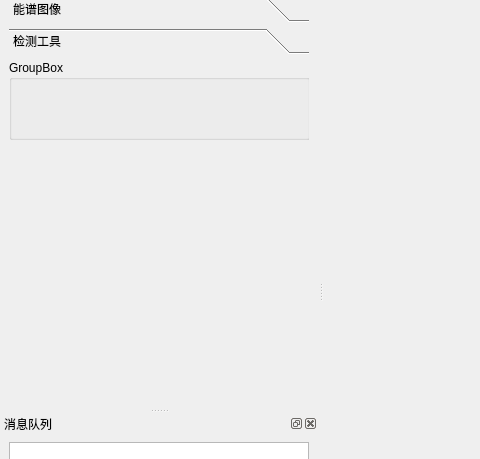
Qt form UI/UIsource/mainWindow.ui (jimbook/LUMIS_Bash) before a commit; both pictures show x 0 to 480 and y 87 to 546 of the 1002 by 754 pixel window.
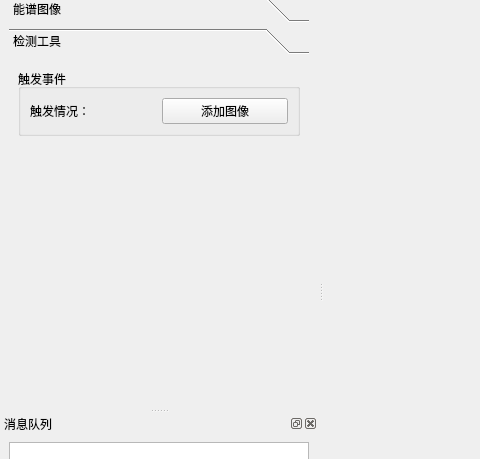
The same form after that commit. The open tabs and pages were chosen to show the change. Custom widgets are drawn as their Qt base class.

Commit message: alpha0.2,稳定版本，添加了基线测量和同步时钟指指令

What changed in the file:
```diff
--- a/UI/UIsource/mainWindow.ui
+++ b/UI/UIsource/mainWindow.ui
@@ -527,25 +527,54 @@
           <x>0</x>
           <y>0</y>
           <width>300</width>
-          <height>333</height>
+          <height>324</height>
          </rect>
         </property>
         <attribute name="label">
          <string>检测工具</string>
         </attribute>
-        <widget class="QGroupBox" name="groupBox_6">
-         <property name="geometry">
-          <rect>
-           <x>0</x>
-           <y>0</y>
-           <width>301</width>
-           <height>80</height>
-          </rect>
-         </property>
-         <property name="title">
-          <string>GroupBox</string>
-         </property>
-        </widget>
+        <layout class="QVBoxLayout" name="verticalLayout_9">
+         <item>
+          <widget class="QGroupBox" name="groupBox_6">
+           <property name="title">
+            <string>触发事件</string>
+           </property>
+           <layout class="QVBoxLayout" name="verticalLayout_8">
+            <item>
+             <layout class="QHBoxLayout" name="horizontalLayout_15">
+              <item>
+               <widget class="QLabel" name="label_9">
+                <property name="text">
+                 <string>触发情况：</string>
+                </property>
+               </widget>
+              </item>
+              <item>
+               <widget class="QPushButton" name="pushButton_triggerCondition_addPlot">
+                <property name="text">
+                 <string>添加图像</string>
+                </property>
+               </widget>
+              </item>
+             </layout>
+            </item>
+           </layout>
+          </widget>
+         </item>
+         <item>
+          <spacer name="verticalSpacer_2">
+           <property name="orientation">
+            <enum>Qt::Vertical</enum>
+           </property>
+           <property name="sizeHint" stdset="0">
+            <size>
+             <width>20</width>
+             <height>232</height>
+            </size>
+           </property>
+          </spacer>
+         </item>
+        </layout>
        </widget>
       </widget>
      </item>
```
Left out of the diff: 36 changed lines with no effect on the pictures. The commit also changes 64 other files.
